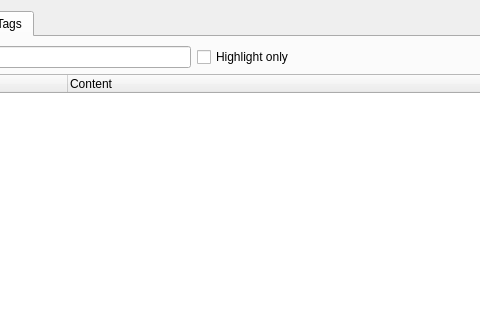
Qt form starviewer/src/core/qdicomdumpbrowserbase.ui (starviewer-medical/starviewer) before a commit; both pictures show x 155 to 635 and y 0 to 320 of the 750 by 552 pixel window.
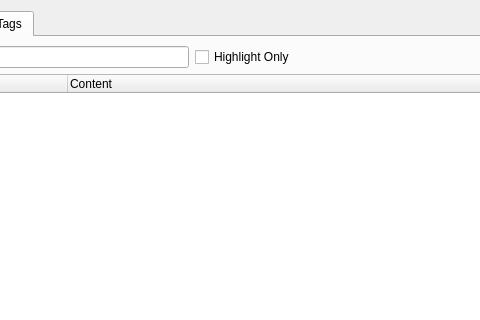
The same form after that commit. The open tabs and pages were chosen to show the change. Icons and pictures are not drawn.

The edit to the form file:
```diff
--- a/starviewer/src/core/qdicomdumpbrowserbase.ui
+++ b/starviewer/src/core/qdicomdumpbrowserbase.ui
@@ -96,7 +96,7 @@
          <item>
           <widget class="QCheckBox" name="m_highlightOnlyCheckBox">
            <property name="text">
-            <string>Highlight only</string>
+            <string>Highlight Only</string>
            </property>
           </widget>
          </item>
```
Left out of the diff: 3 changed lines with no effect on the pictures.
